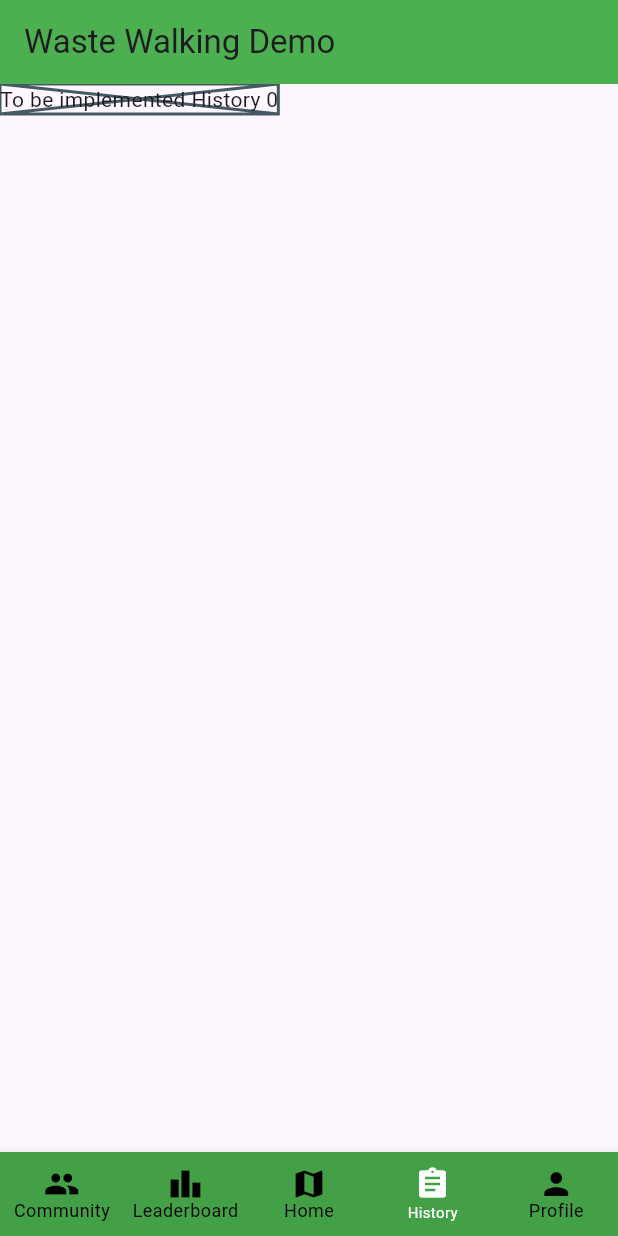
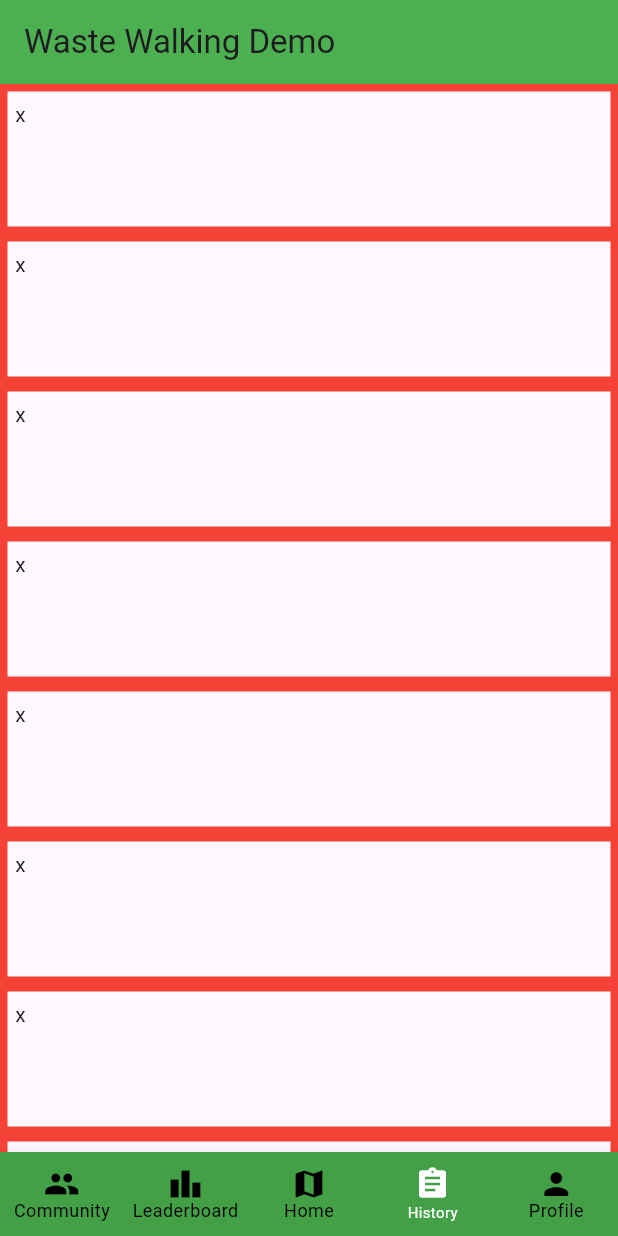
Before and after one commit to weinberm/test, a Flutter app: the screen it shows after launch, item 4 of the bottom bar chosen, on a phone screen of 412 x 824 dp. Run offline on Flutter 3.47's test engine with Material 2 defaults, Android fonts, the light colour scheme and no system bars; our stand-ins replace flutter_map, latlong2, location; missing offline and left inert: amplify_api, amplify_core, amplify_flutter.

Commit message:
Created History List and List Item

```diff
--- a/amplify/team-provider-info.json
+++ b/amplify/team-provider-info.json
@@ -10,11 +10,6 @@
       "StackName": "amplify-wastewalkingba-dev-113145",
       "StackId": "arn:aws:cloudformation:eu-central-1:226238814517:stack/amplify-wastewalkingba-dev-113145/0deabcc0-38f3-11ee-9163-02ca89184ae2",
       "AmplifyAppId": "d2e035xqoch8d1"
-    },
-    "categories": {
-      "api": {
-        "wastewalkingba": {}
-      }
     }
   }
 }
--- a/lib/services/backgroundlocation_service.dart
+++ b/lib/services/backgroundlocation_service.dart
@@ -1,8 +1,6 @@
 // import 'package:background_location/background_location.dart';
 import 'dart:async';
-
 import '../models/Coordinate.dart';
-
 import 'package:location/location.dart';
 
 class BackgroundLocationService {
--- a/lib/viewmodels/history_viewmodel.dart
+++ b/lib/viewmodels/history_viewmodel.dart
@@ -1,3 +1,9 @@
 import 'package:flutter/material.dart';
 
-class HistoryViewModel extends ChangeNotifier {}
+import '../models/Record.dart';
+
+class HistoryViewModel extends ChangeNotifier {
+  HistoryViewModel() {
+    print("ReRendered");
+  }
+}
--- a/lib/views/tab_views/history_tab_view.dart
+++ b/lib/views/tab_views/history_tab_view.dart
@@ -2,19 +2,41 @@ import 'package:flutter/material.dart';
 
 import 'package:waste_walking_ba/viewmodels/main_viewmodel.dart';
 import 'package:waste_walking_ba/viewmodels/history_viewmodel.dart';
+import 'package:waste_walking_ba/widgets/history_list.dart';
 
 class HistoryTabView extends StatelessWidget {
-  const HistoryTabView(
-      {required this.mainViewModel, required this.historyViewModel});
+  HistoryTabView({required this.mainViewModel, required this.historyViewModel});
 
   final MainViewModel mainViewModel;
   final HistoryViewModel historyViewModel;
 
+  final List<String> items = [
+    'Element 1',
+    'Element 2',
+    'Element 3',
+    'Element 4',
+    'Element 5',
+    'Element 1',
+    'Element 2',
+    'Element 3',
+    'Element 4',
+    'Element 5',
+    'Element 1',
+    'Element 2',
+    'Element 3',
+    'Element 4',
+    'Element 5',
+    'Element 1',
+    'Element 2',
+    'Element 3',
+    'Element 4',
+    'Element 5',
+  ];
+
   @override
   Widget build(BuildContext context) {
-    return Placeholder(
-      child:
-          Text("To be implemented History " + mainViewModel.counter.toString()),
+    return Center(
+      child: HistoryList(records: items),
     );
   }
 }
--- /dev/null
+++ b/lib/widgets/history_list.dart
@@ -0,0 +1,30 @@
+import 'package:flutter/material.dart';
+import 'package:waste_walking_ba/widgets/history_listitem.dart';
+
+class HistoryList extends StatelessWidget {
+  final List<String> records;
+
+  HistoryList({required this.records});
+
+  @override
+  Widget build(BuildContext context) {
+    return Stack(
+      children: [
+        ListView.builder(
+          itemCount: records.length,
+          itemBuilder: (context, index) {
+            return GestureDetector(
+              onTap: () {
+                // Handle item click here
+                print('Item clicked: ${records[index]}');
+              },
+              child: HistoryListItem(
+                text: records[index],
+              ),
+            );
+          },
+        ),
+      ],
+    );
+  }
+}
--- /dev/null
+++ b/lib/widgets/history_listitem.dart
@@ -0,0 +1,18 @@
+import 'package:flutter/material.dart';
+
+class HistoryListItem extends StatelessWidget {
+  final String text;
+
+  HistoryListItem({required this.text});
+
+  @override
+  Widget build(BuildContext context) {
+    return Container(
+      height: 100,
+      decoration:
+          BoxDecoration(border: Border.all(color: Colors.red, width: 5)),
+      padding: EdgeInsets.all(5),
+      child: Text("x"),
+    );
+  }
+}
```
Also changed, not shown: amplify/.config/project-config.json, 11 other files.
